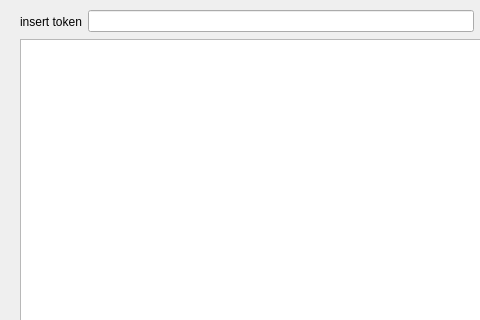
Old version of the form gui/resources/main_window.ui in the repository Jabca/EconomicApi; both pictures show x 0 to 480 and y 0 to 320 of the 807 by 629 pixel window.
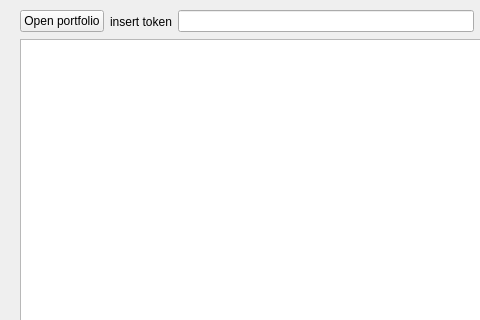
New version of the form.

```diff
--- a/gui/resources/main_window.ui
+++ b/gui/resources/main_window.ui
@@ -26,6 +26,13 @@
     <layout class="QVBoxLayout" name="verticalLayout">
      <item>
       <layout class="QHBoxLayout" name="horizontalLayout_3">
+       <item>
+        <widget class="QPushButton" name="open_portfolio_button">
+         <property name="text">
+          <string>Open portfolio</string>
+         </property>
+        </widget>
+       </item>
        <item>
         <widget class="QLabel" name="label">
          <property name="text">
```
